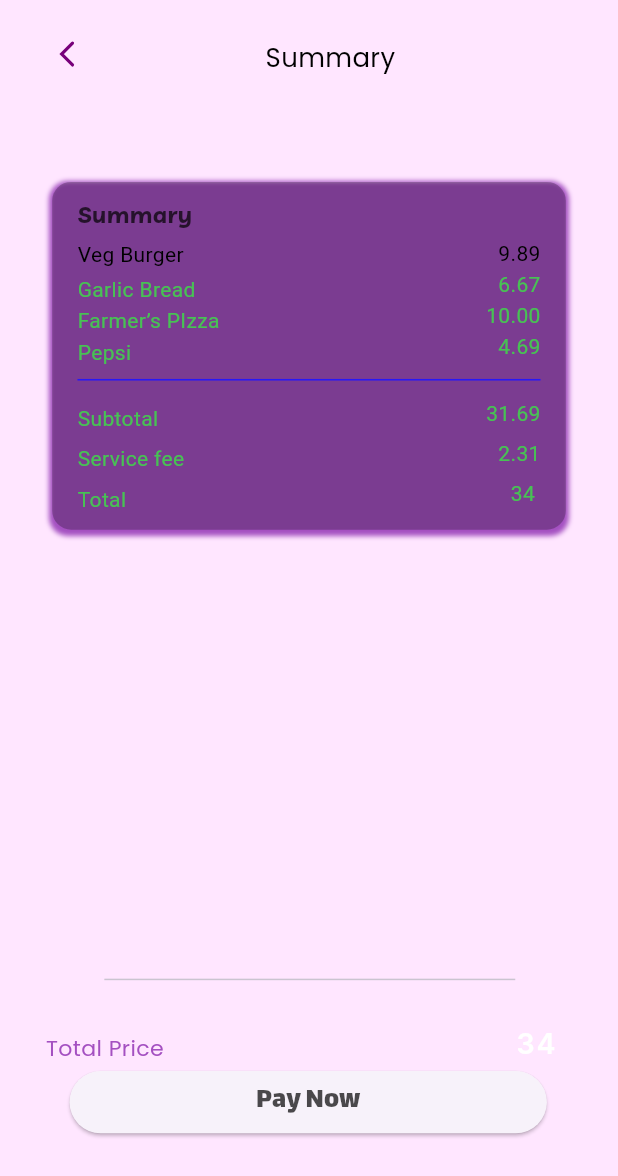
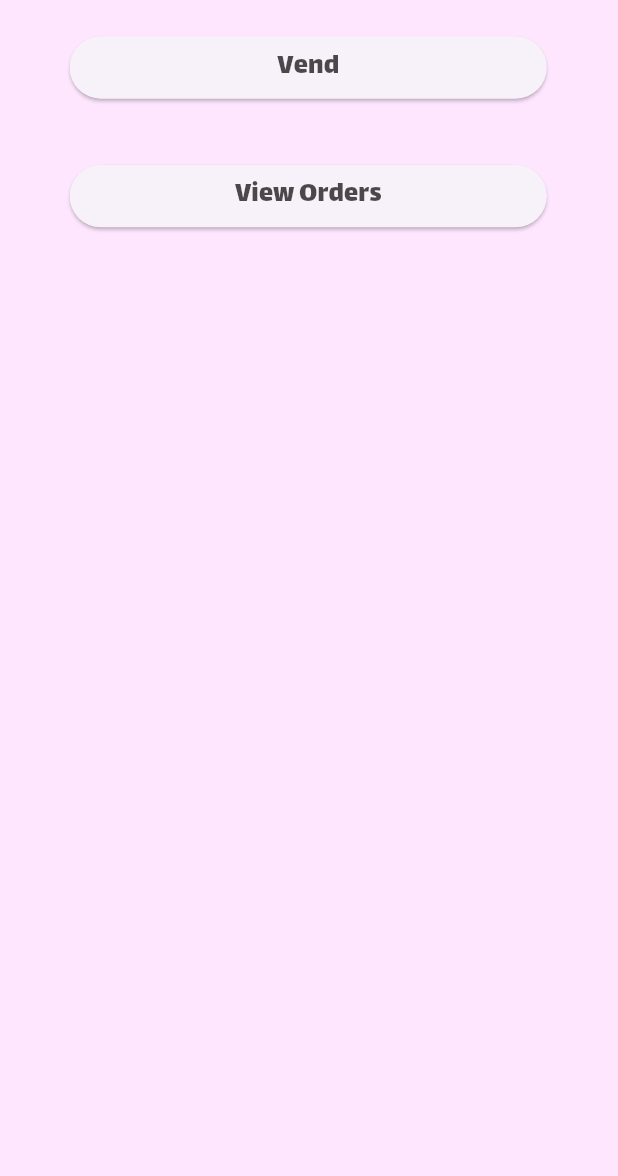
Before and after one commit to Likhith096/VendEase, a Flutter app: the PaymentScreen screen opened by its route, on a phone screen of 412 x 824 dp. Shown: the top 1176 px of the screen. Run offline on Flutter 3.47's test engine with Material 3 defaults, Android fonts, the phone set to English and light mode, and no system bars; our stand-ins replace cached_network_image, cloud_firestore, firebase_auth, firebase_core, flutter_svg, fluttertoast and 2 more; missing offline and left inert: razorpay_flutter; accounts and stored records are empty; Roboto replaces fonts that are missing (Inter).

Commit message:
Payment-Screen

```diff
--- a/lib/presentation/payment_screen/payment_screen.dart
+++ b/lib/presentation/payment_screen/payment_screen.dart
@@ -4,6 +4,9 @@ import 'package:vendeaze/core/app_export.dart';
 import 'package:vendeaze/widgets/custom_elevated_button.dart';
 import 'package:razorpay_flutter/razorpay_flutter.dart';
 
+
+// This page has Razor pay APi called via constructor itself
+// and Confirmation page.
 class PaymentScreen extends StatefulWidget {
   const PaymentScreen({Key? key}) : super(key: key);
 
@@ -58,6 +61,10 @@ Razorpay? _razorpay;
   void initState()
   {
     super.initState();
+
+    WidgetsBinding.instance.addPostFrameCallback((_) { //Calls as soon as Widget tree is built
+    makePayment();
+    });
     _razorpay = Razorpay();
     _razorpay?.on(Razorpay.EVENT_PAYMENT_SUCCESS, _handlePaymentSuccess);
     _razorpay?.on(Razorpay.EVENT_PAYMENT_ERROR , _handlePaymentError);
@@ -71,156 +78,28 @@ Razorpay? _razorpay;
                 width: double.maxFinite,
                 padding: EdgeInsets.symmetric(horizontal: 26.h, vertical: 28.v),
                 child: Column(mainAxisSize: MainAxisSize.min, children: [
-                  Align(
-                      alignment: Alignment.centerLeft,
-                      child: SizedBox(
-                          height: 32.v,
-                          width: 224.h,
-                          child: Stack(
-                              alignment: Alignment.bottomRight,
-                              children: [
-                                CustomImageView(
-                                    imagePath: ImageConstant.imgArrowLeft,
-                                    height: 30.v,
-                                    width: 214.h,
-                                    alignment: Alignment.topLeft,
-                                    onTap: () {
-                                      onTapImgArrowLeft(context);
-                                    }),
-                                Align(
-                                    alignment: Alignment.bottomRight,
-                                    child: Text("Summary",
-                                        style: theme.textTheme.titleLarge))
-                              ]))),
-                  SizedBox(height: 35.v),
-                  //_buildStepper(context),
-                  SizedBox(height: 45.v),
-                  _buildSummary(context),
-                  Spacer(),
-                  Divider(indent: 40.h, endIndent: 39.h),
-                  SizedBox(height: 24.v),
-                  Padding(
-                      padding: EdgeInsets.only(left: 3.h, right: 13.h),
-                      child: _buildDeliveryTime(context,
-                          deliveryTimeText: "Total Price", timeText: " 34")),
-                  SizedBox(height: 6.v),
-                  CustomElevatedButton(
-                      text: "Pay Now",
+                    CustomElevatedButton(
+                      text: "Vend",
                       margin: EdgeInsets.only(left: 18.h, right: 19.h),
                       onPressed: (){
-                        makePayment();
+                        //
+                      }),
+                  SizedBox(height: 51.v),
+
+                  CustomElevatedButton(
+                      text: "View Orders",
+                      margin: EdgeInsets.only(left: 18.h, right: 19.h),
+                      onPressed: (){
+                        ontap(context);
                       }),
                   SizedBox(height: 51.v)
                 ]))));
   }
 
 void ontap(BuildContext context)
-{
-  Navigator.pushNamed(context,AppRoutes.paymentCardScreen);
-}
-  /// Section Widget
-  Widget _buildSummary(BuildContext context) {
-    return Container(
-        margin: EdgeInsets.symmetric(horizontal: 7.h),
-        padding: EdgeInsets.symmetric(horizontal: 16.h, vertical: 12.v),
-        decoration: AppDecoration.outlinePrimaryContainer
-            .copyWith(borderRadius: BorderRadiusStyle.circleBorder12),
-        child: Column(
-            mainAxisSize: MainAxisSize.min,
-            crossAxisAlignment: CrossAxisAlignment.start,
-            mainAxisAlignment: MainAxisAlignment.center,
-            children: [
-              Text("Summary", style: theme.textTheme.titleMedium),
-              SizedBox(height: 6.v),
-              SizedBox(
-                  height: 111.v,
-                  width: 295.h,
-                  child: Stack(alignment: Alignment.topLeft, children: [
-                    Align(
-                        alignment: Alignment.center,
-                        child: Container(
-                            height: 108.v,
-                            width: 295.h,
-                            decoration: BoxDecoration(
-                                border: Border(
-                                    bottom: BorderSide(
-                                        color: theme.colorScheme.onPrimary,
-                                        width: 1.h))))),
-                    Align(
-                        alignment: Alignment.topLeft,
-                        child: Padding(
-                            padding: EdgeInsets.only(top: 1.v),
-                            child: Text("Veg Burger",
-                                style: theme.textTheme.titleSmall))),
-                    Align(
-                        alignment: Alignment.topRight,
-                        child:
-                            Text(" 9.89", style: theme.textTheme.titleSmall)),
-                    Padding(
-                        padding: EdgeInsets.only(top: 24.v, bottom: 64.v),
-                        child: _buildOrderListAndPrice(context,
-                            menuItemName: "Garlic Bread",
-                            menuItemPrice: " 6.67")),
-                    Padding(
-                        padding: EdgeInsets.only(top: 48.v, bottom: 38.v),
-                        child: _buildOrderListAndPrice(context,
-                            menuItemName: "Farmer’s PIzza",
-                            menuItemPrice: " 10.00")),
-                    Padding(
-                        padding: EdgeInsets.only(top: 72.v, bottom: 11.v),
-                        child: _buildOrderListAndPrice(context,
-                            menuItemName: "Pepsi", menuItemPrice: " 4.69"))
-                  ])),
-              SizedBox(height: 12.v),
-              _buildOrderListAndPrice(context,
-                  menuItemName: "Subtotal", menuItemPrice: " 31.69"),
-              SizedBox(height: 4.v),
-              _buildOrderListAndPrice(context,
-                  menuItemName: "Service fee", menuItemPrice: " 2.31"),
-              SizedBox(height: 4.v),
-              _buildOrderListAndPrice(context,
-                  menuItemName: "Total", menuItemPrice: " 34 ")
-            ]));
+  {
+     Navigator.pushNamed(context,AppRoutes.orderHistoryScreen);
   }
-
-  /// Common widget
-  Widget _buildOrderListAndPrice(
-    BuildContext context, {
-    required String menuItemName,
-    required String menuItemPrice,
-  }) {
-    return Row(mainAxisAlignment: MainAxisAlignment.spaceBetween, children: [
-      Padding(
-          padding: EdgeInsets.only(top: 4.v),
-          child: Text(menuItemName,
-              style: theme.textTheme.titleSmall!
-                  .copyWith(color: theme.colorScheme.errorContainer))),
-      Padding(
-          padding: EdgeInsets.only(bottom: 4.v),
-          child: Text(menuItemPrice,
-              style: theme.textTheme.titleSmall!
-                  .copyWith(color: theme.colorScheme.errorContainer)))
-    ]);
-  }
-
-  /// Common widget
-  Widget _buildDeliveryTime(
-    BuildContext context, {
-    required String deliveryTimeText,
-    required String timeText,
-  }) {
-    return Row(mainAxisAlignment: MainAxisAlignment.spaceBetween, children: [
-      Padding(
-          padding: EdgeInsets.only(top: 7.v),
-          child: Text(deliveryTimeText,
-              style: theme.textTheme.bodyLarge!.copyWith(
-                  color: theme.colorScheme.primaryContainer.withOpacity(1)))),
-      Text(timeText,
-          style: CustomTextStyles.titleLargeInterPrimary
-              .copyWith(color: theme.colorScheme.primary))
-    ]);
-  }
-
   /// Navigates back to the previous screen.
   onTapImgArrowLeft(BuildContext context) {
     Navigator.pop(context);
--- a/lib/routes/app_routes.dart
+++ b/lib/routes/app_routes.dart
@@ -10,7 +10,6 @@ import 'package:vendeaze/presentation/carts_page_container_screen/carts_page_con
 import 'package:vendeaze/presentation/home_screen/home_screen.dart';
 import 'package:vendeaze/presentation/profile_screen/profile_screen.dart';
 import 'package:vendeaze/presentation/app_navigation_screen/app_navigation_screen.dart';
-import 'package:vendeaze/presentation/confirmed_screen/confirmed_screen.dart';
 import 'package:vendeaze/presentation/payment_card_screen/payment_card_screen.dart';
 import 'package:vendeaze/presentation/payment_screen/payment_screen.dart';
 import 'package:vendeaze/presentation/orders_history/orders_history.dart';
@@ -64,7 +63,6 @@ class AppRoutes {
     profileScreen: (context) => ProfileScreen(),
     appNavigationScreen: (context) => AppNavigationScreen(),
     paymentScreen: (context) => PaymentScreen(),
-    confirmedScreen: (context) => ConfirmedScreen(),
     paymentCardScreen: (context) => PaymentCardScreen(),
     orderHistoryScreen: (context) => OrderHistoryScreen(),
   };
```
Also changed, not shown: lib/presentation/confirmed_screen/confirmed_screen.dart (deleted, +0 -138 lines).
